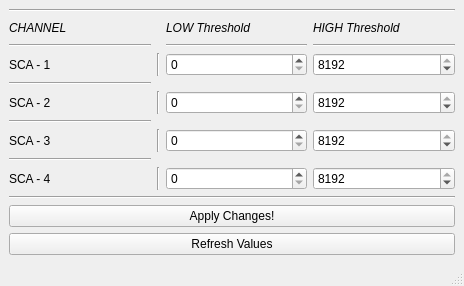
Old version of the form GUIS/roiAmptek.ui in the repository lnls-sol/AmptekPX5.
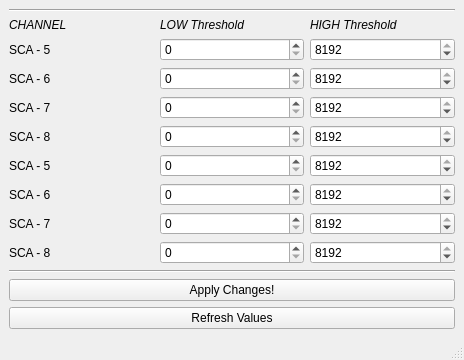
New version of the form.

```diff
--- a/GUIS/roiAmptek.ui
+++ b/GUIS/roiAmptek.ui
@@ -88,7 +88,7 @@
         <item row="2" column="0" >
          <widget class="QLabel" name="label" >
           <property name="text" >
-           <string>SCA - 1</string>
+           <string>SCA - 5</string>
           </property>
          </widget>
         </item>
@@ -118,7 +118,7 @@
         <item row="4" column="0" >
          <widget class="QLabel" name="label_2" >
           <property name="text" >
-           <string>SCA - 2</string>
+           <string>SCA - 6</string>
           </property>
          </widget>
         </item>
@@ -148,7 +148,7 @@
         <item row="6" column="0" >
          <widget class="QLabel" name="label_3" >
           <property name="text" >
-           <string>SCA - 3</string>
+           <string>SCA - 7</string>
           </property>
          </widget>
         </item>
@@ -178,7 +178,7 @@
         <item row="8" column="0" >
          <widget class="QLabel" name="label_4" >
           <property name="text" >
-           <string>SCA - 4</string>
+           <string>SCA - 8</string>
           </property>
          </widget>
         </item>
@@ -205,76 +205,147 @@
           </property>
          </widget>
         </item>
-        <item row="1" column="2" >
-         <widget class="Line" name="line_3" >
-          <property name="orientation" >
-           <enum>Qt::Horizontal</enum>
+
+
+
+
+
+
+
+
+
+        <item row="10" column="0" >
+         <widget class="QLabel" name="label_11" >
+          <property name="text" >
+           <string>SCA - 5</string>
           </property>
          </widget>
         </item>
-        <item row="1" column="3" >
-         <widget class="Line" name="line_4" >
-          <property name="orientation" >
-           <enum>Qt::Horizontal</enum>
+        <item row="10" column="2" >
+         <widget class="QSpinBox" name="spinSCA5Min" >
+          <property name="accelerated" >
+           <bool>true</bool>
           </property>
+          <property name="maximum" >
+           <number>8192</number>
+          </property>
          </widget>
         </item>
-        <item row="1" column="0" >
-         <widget class="Line" name="line_5" >
-          <property name="orientation" >
-           <enum>Qt::Horizontal</enum>
+        <item row="10" column="3" >
+         <widget class="QSpinBox" name="spinSCA5Max" >
+          <property name="accelerated" >
+           <bool>true</bool>
           </property>
+          <property name="maximum" >
+           <number>8192</number>
+          </property>
+          <property name="value" >
+           <number>8192</number>
+          </property>
          </widget>
         </item>
-        <item row="4" column="1" >
-         <widget class="Line" name="line_6" >
-          <property name="orientation" >
-           <enum>Qt::Vertical</enum>
+        <item row="12" column="0" >
+         <widget class="QLabel" name="label_12" >
+          <property name="text" >
+           <string>SCA - 6</string>
           </property>
          </widget>
         </item>
-        <item row="6" column="1" >
-         <widget class="Line" name="line_7" >
-          <property name="orientation" >
-           <enum>Qt::Vertical</enum>
+        <item row="12" column="2" >
+         <widget class="QSpinBox" name="spinSCA6Min" >
+          <property name="accelerated" >
+           <bool>true</bool>
           </property>
+          <property name="maximum" >
+           <number>8192</number>
+          </property>
          </widget>
         </item>
-        <item row="8" column="1" >
-         <widget class="Line" name="line_8" >
-          <property name="orientation" >
-           <enum>Qt::Vertical</enum>
+        <item row="12" column="3" >
+         <widget class="QSpinBox" name="spinSCA6Max" >
+          <property name="accelerated" >
+           <bool>true</bool>
           </property>
+          <property name="maximum" >
+           <number>8192</number>
+          </property>
+          <property name="value" >
+           <number>8192</number>
+          </property>
          </widget>
         </item>
-        <item row="2" column="1" >
-         <widget class="Line" name="line_9" >
-          <property name="orientation" >
-           <enum>Qt::Vertical</enum>
+        <item row="14" column="0" >
+         <widget class="QLabel" name="label_13" >
+          <property name="text" >
+           <string>SCA - 7</string>
           </property>
          </widget>
         </item>
-        <item row="3" column="0" >
-         <widget class="Line" name="line_10" >
-          <property name="orientation" >
-           <enum>Qt::Horizontal</enum>
+        <item row="14" column="2" >
+         <widget class="QSpinBox" name="spinSCA7Min" >
+          <property name="accelerated" >
+           <bool>true</bool>
           </property>
+          <property name="maximum" >
+           <number>8192</number>
+          </property>
          </widget>
         </item>
-        <item row="5" column="0" >
-         <widget class="Line" name="line_11" >
-          <property name="orientation" >
-           <enum>Qt::Horizontal</enum>
+        <item row="14" column="3" >
+         <widget class="QSpinBox" name="spinSCA7Max" >
+          <property name="accelerated" >
+           <bool>true</bool>
           </property>
+          <property name="maximum" >
+           <number>8192</number>
+          </property>
+          <property name="value" >
+           <number>8192</number>
+          </property>
          </widget>
         </item>
-        <item row="7" column="0" >
-         <widget class="Line" name="line_12" >
-          <property name="orientation" >
-           <enum>Qt::Horizontal</enum>
+        <item row="16" column="0" >
+         <widget class="QLabel" name="label_14" >
+          <property name="text" >
+           <string>SCA - 8</string>
           </property>
          </widget>
         </item>
+        <item row="16" column="2" >
+         <widget class="QSpinBox" name="spinSCA8Min" >
+          <property name="accelerated" >
+           <bool>true</bool>
+          </property>
+          <property name="maximum" >
+           <number>8192</number>
+          </property>
+         </widget>
+        </item>
+        <item row="16" column="3" >
+         <widget class="QSpinBox" name="spinSCA8Max" >
+          <property name="accelerated" >
+           <bool>true</bool>
+          </property>
+          <property name="maximum" >
+           <number>8192</number>
+          </property>
+          <property name="value" >
+           <number>8192</number>
+          </property>
+         </widget>
+        </item>
+
+
+
+
+
+
+
+
+
+
+
+
        </layout>
       </item>
       <item>
```
